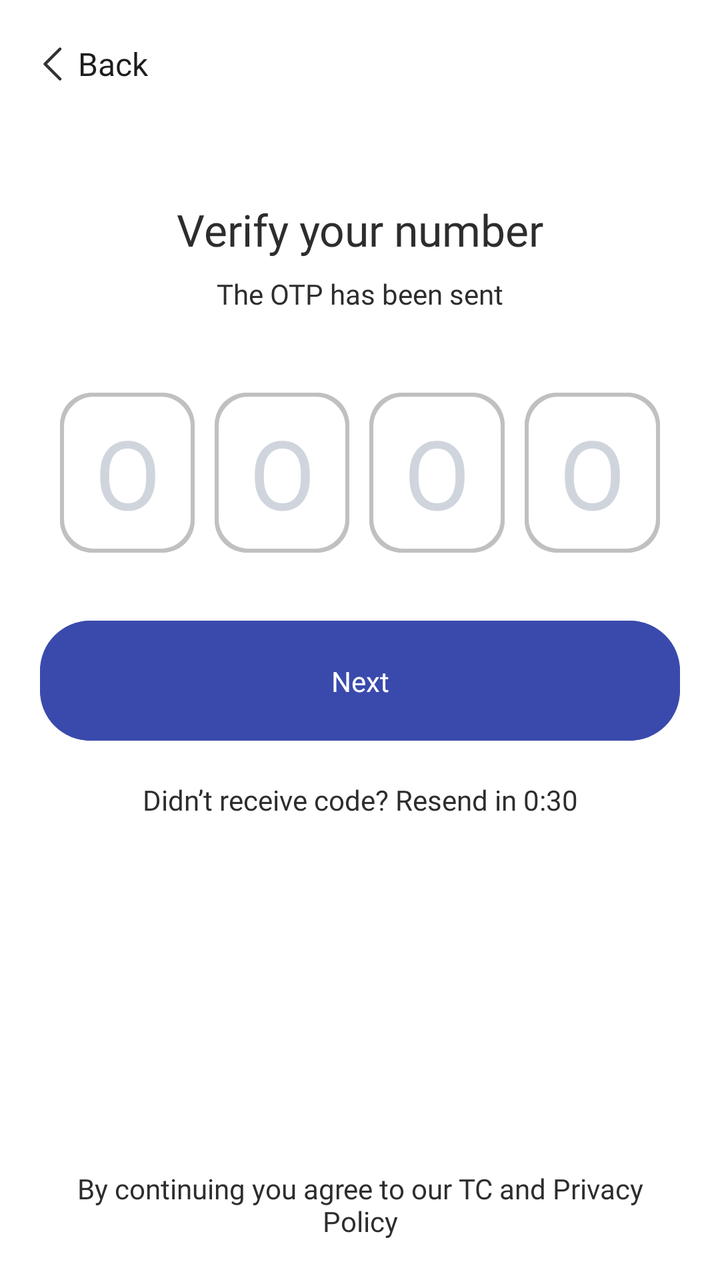
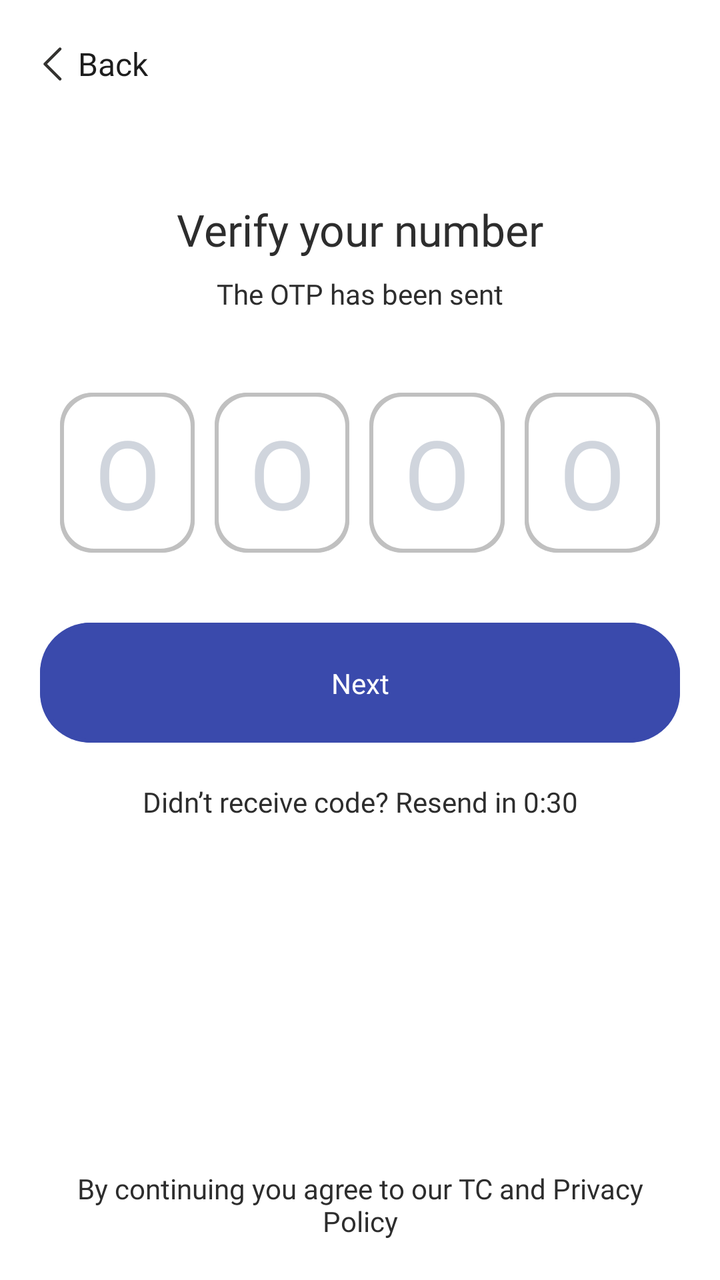

Screens rendered from an Android XML layout before and after an edit, with the pre-edit source and the edit as a unified diff.
<!-- AndroidManifest.xml: application theme AppTheme -->
<!-- res/layout/fragment_o_t_p.xml -->
<?xml version="1.0" encoding="utf-8"?>
<androidx.constraintlayout.widget.ConstraintLayout xmlns:android="http://schemas.android.com/apk/res/android"
    xmlns:app="http://schemas.android.com/apk/res-auto"
    xmlns:tools="http://schemas.android.com/tools"
    android:layout_width="match_parent"
    android:layout_height="match_parent"
    android:background="@color/white">

    <LinearLayout
        android:id="@+id/llBack"
        android:layout_width="wrap_content"
        android:layout_height="wrap_content"
        android:layout_marginStart="15dp"
        android:layout_marginTop="10dp"
        android:orientation="horizontal"
        android:visibility="visible"
        app:layout_constraintStart_toStartOf="parent"
        app:layout_constraintTop_toTopOf="parent">

        <ImageView
            android:id="@+id/imageView"
            android:layout_width="wrap_content"
            android:layout_height="wrap_content"
            android:layout_weight="1"
            android:paddingTop="10dp"
            android:paddingBottom="10dp"
            android:src="@drawable/back_button" />

        <TextView
            android:id="@+id/textView2"
            android:layout_width="match_parent"
            android:layout_height="wrap_content"
            android:layout_gravity="center"
            android:fontFamily="@font/manrope_regular"
            android:text="Back"
            android:textSize="16sp"
            android:textColor="@color/black"
            tools:layout_editor_absoluteX="38dp"
            tools:layout_editor_absoluteY="21dp" />
    </LinearLayout>

    <ImageView
        android:id="@+id/imageView3"
        android:layout_width="wrap_content"
        android:layout_height="wrap_content"
        android:layout_marginTop="50dp"
        app:layout_constraintEnd_toEndOf="parent"
        app:layout_constraintStart_toStartOf="parent"
        app:layout_constraintTop_toTopOf="parent"
        app:srcCompat="@drawable/logo" />

    <ImageView
        android:id="@+id/imgPicture"
        android:layout_width="wrap_content"
        android:layout_height="wrap_content"
        android:layout_marginTop="10dp"
        app:layout_constraintEnd_toEndOf="parent"
        app:layout_constraintStart_toStartOf="parent"
        app:layout_constraintTop_toBottomOf="@+id/imageView3"
        app:srcCompat="@drawable/muzien_text_black" />

    <TextView
        android:id="@+id/txtLabel"
        android:layout_width="wrap_content"
        android:layout_height="wrap_content"
        android:layout_marginTop="40dp"
        android:background="@android:color/transparent"
        android:fontFamily="@font/manrope_bold"
        android:text="Verify your number"
        android:textColor="@color/colorTextLabelDefault"
        android:textSize="22sp"
        app:layout_constraintEnd_toEndOf="parent"
        app:layout_constraintStart_toStartOf="parent"
        app:layout_constraintTop_toBottomOf="@+id/imgPicture" />

    <TextView
        android:id="@+id/txtText"
        android:layout_width="0dp"
        android:layout_height="wrap_content"
        android:layout_marginStart="30dp"
        android:layout_marginTop="8dp"
        android:layout_marginEnd="30dp"
        android:fontFamily="@font/manrope_regular"
        android:gravity="center"
        android:text="The OTP has been sent"
        android:textColor="@color/colorTextLabelDefault"
        android:textSize="14sp"
        app:layout_constraintEnd_toEndOf="parent"
        app:layout_constraintStart_toStartOf="parent"
        app:layout_constraintTop_toBottomOf="@+id/txtLabel" />


    <LinearLayout
        android:id="@+id/llFullName"
        android:layout_width="match_parent"
        android:layout_height="wrap_content"
        android:layout_marginStart="20dp"
        android:layout_marginTop="30dp"
        android:layout_marginEnd="20dp"
        android:clickable="true"
        android:focusable="true"
        android:minHeight="60dp"
        android:orientation="horizontal"
        android:paddingHorizontal="10dp"
        android:paddingVertical="10dp"
        android:visibility="visible"
        app:layout_constraintEnd_toEndOf="parent"
        app:layout_constraintStart_toStartOf="parent"
        app:layout_constraintTop_toBottomOf="@+id/txtText">
        <EditText

            android:id="@+id/edtInput1"
            android:layout_width="0dp"
            android:layout_height="80dp"
            android:layout_weight="2.4"
            android:background="@drawable/rounded_white_grey"
            android:fontFamily="@font/manrope_regular"
            android:gravity="center"
            android:hint="O"
            android:inputType="number"
            android:maxLength="1"
            android:textColor="@color/colorTextDefault"
            android:textColorHint="#D0D5DD"
            android:textFontWeight="500"
            android:textSize="48dp" />

        <EditText

            android:id="@+id/edtInput2"
            android:layout_width="0dp"
            android:layout_height="80dp"
            android:layout_marginLeft="10dp"
            android:layout_weight="2.4"
            android:background="@drawable/rounded_white_grey"
            android:fontFamily="@font/manrope_regular"
            android:gravity="center"
            android:hint="O"
            android:inputType="number"

            android:maxLength="1"
            android:textColor="@color/colorTextDefault"
            android:textColorHint="#D0D5DD"
            android:textFontWeight="500"
            android:textSize="48dp" />

        <EditText

            android:id="@+id/edtInput3"
            android:layout_width="0dp"
            android:layout_height="80dp"
            android:layout_marginLeft="10dp"
            android:layout_weight="2.4"
            android:background="@drawable/rounded_white_grey"
            android:fontFamily="@font/manrope_regular"
            android:gravity="center"
            android:hint="O"
            android:inputType="number"
            android:maxLength="1"
            android:textColor="@color/colorTextDefault"
            android:textColorHint="#D0D5DD"
            android:textFontWeight="500"
            android:textSize="48dp" />

        <EditText

            android:id="@+id/edtInput4"
            android:layout_width="0dp"
            android:layout_height="80dp"
            android:layout_marginLeft="10dp"
            android:layout_weight="2.4"
            android:background="@drawable/rounded_white_grey"
            android:fontFamily="@font/manrope_regular"
            android:gravity="center"
            android:hint="O"
            android:inputType="number"
            android:maxLength="1"
            android:textColor="@color/colorTextDefault"
            android:textColorHint="#D0D5DD"
            android:textFontWeight="500"
            android:textSize="48dp" />
    </LinearLayout>

    <androidx.constraintlayout.widget.ConstraintLayout
        android:id="@+id/llNext"
        android:layout_width="match_parent"
        android:layout_height="wrap_content"
        android:layout_marginStart="20dp"
        android:layout_marginTop="24dp"
        android:layout_marginEnd="20dp"
        android:background="@drawable/rounded_blue_button"
        android:clickable="true"
        android:focusable="true"
        android:minHeight="60dp"
        android:orientation="horizontal"
        android:paddingHorizontal="10dp"
        android:paddingVertical="10dp"
        android:visibility="visible"
        app:layout_constraintEnd_toEndOf="parent"
        app:layout_constraintHorizontal_bias="0.0"
        app:layout_constraintStart_toStartOf="parent"
        app:layout_constraintTop_toBottomOf="@+id/llFullName">

        <TextView
            android:layout_width="match_parent"
            android:layout_height="match_parent"
            android:fontFamily="@font/manrope_bold"
            android:gravity="center"
            android:text="Next"
            android:textColor="@color/white"
            android:textSize="14sp"
            app:layout_constraintBottom_toBottomOf="parent"
            app:layout_constraintEnd_toEndOf="parent"
            app:layout_constraintHorizontal_bias="0.0"
            app:layout_constraintStart_toStartOf="parent"
            app:layout_constraintTop_toTopOf="parent" />
    </androidx.constraintlayout.widget.ConstraintLayout>

    <TextView
        android:id="@+id/txtType"
        android:layout_width="0dp"
        android:layout_height="wrap_content"
        android:layout_marginStart="30dp"
        android:layout_marginTop="20dp"
        android:layout_marginEnd="30dp"
        android:fontFamily="@font/manrope_regular"
        android:gravity="center"
        android:text="Didn’t receive code? Resend in 0:30"
        android:textColor="@color/colorTextLabelDefault"
        android:textSize="14sp"
        app:layout_constraintEnd_toEndOf="parent"
        app:layout_constraintStart_toStartOf="parent"
        app:layout_constraintTop_toBottomOf="@+id/llNext" />


    <TextView
        android:id="@+id/txtPrivacy"
        android:layout_width="0dp"
        android:layout_height="wrap_content"
        android:layout_marginStart="30dp"
        android:layout_marginEnd="30dp"
        android:layout_marginBottom="20dp"
        android:fontFamily="@font/manrope_regular"
        android:gravity="center"
        android:text="By continuing you agree to our TC and Privacy Policy"
        android:textColor="@color/colorTextLabelDefault"
        android:textSize="14sp"
        app:layout_constraintBottom_toBottomOf="parent"
        app:layout_constraintEnd_toEndOf="parent"
        app:layout_constraintStart_toStartOf="parent" />

</androidx.constraintlayout.widget.ConstraintLayout>
<!-- resources referenced by this layout -->
<resources>
  <color name="black">#1D1D1D</color>
  <color name="colorTextDefault">#131313</color>
  <color name="colorTextLabelDefault">#2D2D2D</color>
  <color name="white">#FFFFFF</color>
  <!-- drawable back_button (drawable) -->
  <vector xmlns:android="http://schemas.android.com/apk/res/android"
      android:width="24dp"
      android:height="24dp"
      android:viewportWidth="24"
      android:viewportHeight="24">
    <path
        android:pathData="M15.531,18.969C15.6,19.039 15.656,19.122 15.693,19.213C15.731,19.304 15.75,19.401 15.75,19.5C15.75,19.598 15.731,19.696 15.693,19.787C15.656,19.878 15.6,19.961 15.531,20.031C15.461,20.1 15.378,20.156 15.287,20.193C15.196,20.231 15.099,20.25 15,20.25C14.901,20.25 14.804,20.231 14.713,20.193C14.622,20.156 14.539,20.1 14.469,20.031L6.969,12.531C6.9,12.461 6.844,12.378 6.807,12.287C6.769,12.196 6.749,12.099 6.749,12C6.749,11.901 6.769,11.804 6.807,11.713C6.844,11.622 6.9,11.539 6.969,11.469L14.469,3.969C14.61,3.829 14.801,3.75 15,3.75C15.199,3.75 15.39,3.829 15.531,3.969C15.671,4.11 15.75,4.301 15.75,4.5C15.75,4.699 15.671,4.89 15.531,5.031L8.56,12L15.531,18.969Z"
        android:fillColor="#343330"/>
  </vector>
  <!-- drawable rounded_blue_button (drawable) -->
  <layer-list xmlns:android="http://schemas.android.com/apk/res/android">
      
      <item>
          <shape android:shape="rectangle">
              <solid android:color="@color/colorPrimary" />
              <corners android:radius="25dp" /> 
          </shape>
      </item>
  
      
      <item>
          <shape android:shape="rectangle">
              <solid android:color="@color/colorPrimary" />
              <stroke
                  android:width="2dp"
                  android:color="@color/colorPrimary" /> 
              <corners android:radius="25dp" /> 
          </shape>
      </item>
  </layer-list>
  <!-- drawable rounded_white_grey (drawable) -->
  <layer-list xmlns:android="http://schemas.android.com/apk/res/android">
      
      <item>
          <shape android:shape="rectangle">
              <solid android:color="@color/grey_border" />
              <corners android:radius="16dp" /> 
          </shape>
      </item>
  
      
      <item>
          <shape android:shape="rectangle">
              <solid android:color="@color/white" />
              <stroke
                  android:width="2dp"
                  android:color="@color/grey_border" /> 
              <corners android:radius="16dp" /> 
          </shape>
      </item>
  </layer-list>
  <style name="AppTheme" parent="Theme.AppCompat.Light.NoActionBar">
          
          <item name="colorPrimary">@color/colorPrimary</item>
          <item name="colorPrimaryDark">@color/colorPrimaryDark</item>
          <item name="colorAccent">@color/colorAccent</item>
          
          <item name="android:windowIsTranslucent">true</item>
      </style>
  <color name="colorPrimary">#3A4AAC</color>
  <color name="grey_border">#C0C0C0</color>
  <color name="colorPrimaryDark">#3A4AAC</color>
  <color name="colorAccent">#1E4594</color>
  <!-- unchanged entries left out for length: 2 -->
</resources>

<!-- the commit's change to res/layout/fragment_o_t_p.xml (unified diff, before → after) -->
@@ -91,7 +91,7 @@
 
 
     <LinearLayout
-        android:id="@+id/llFullName"
+        android:id="@+id/llOTP"
         android:layout_width="match_parent"
         android:layout_height="wrap_content"
         android:layout_marginStart="20dp"
@@ -179,13 +179,25 @@
             android:textFontWeight="500"
             android:textSize="48dp" />
     </LinearLayout>
-
+    <TextView
+        android:id="@+id/txtError"
+        android:layout_width="wrap_content"
+        android:layout_height="wrap_content"
+        android:layout_marginStart="20dp"
+        android:background="@color/white"
+        android:fontFamily="@font/manrope_regular"
+        android:text="OTP is invalid"
+        android:textColor="@color/red_text"
+        android:textSize="13sp"
+        android:visibility="gone"
+        app:layout_constraintStart_toStartOf="@+id/llOTP"
+        app:layout_constraintTop_toBottomOf="@+id/llOTP" />
     <androidx.constraintlayout.widget.ConstraintLayout
         android:id="@+id/llNext"
         android:layout_width="match_parent"
         android:layout_height="wrap_content"
         android:layout_marginStart="20dp"
-        android:layout_marginTop="24dp"
+        android:layout_marginTop="25dp"
         android:layout_marginEnd="20dp"
         android:background="@drawable/rounded_blue_button"
         android:clickable="true"
@@ -198,7 +210,7 @@
         app:layout_constraintEnd_toEndOf="parent"
         app:layout_constraintHorizontal_bias="0.0"
         app:layout_constraintStart_toStartOf="parent"
-        app:layout_constraintTop_toBottomOf="@+id/llFullName">
+        app:layout_constraintTop_toBottomOf="@+id/llOTP">
 
         <TextView
             android:layout_width="match_parent"
<!-- resource entries referenced after the edit -->
@@ -3,6 +3,7 @@
   <color name="black">#1D1D1D</color>
   <color name="colorTextDefault">#131313</color>
   <color name="colorTextLabelDefault">#2D2D2D</color>
+  <color name="red_text">#D00C0C</color>
   <color name="white">#FFFFFF</color>
   <!-- drawable back_button (drawable) -->
   <vector xmlns:android="http://schemas.android.com/apk/res/android"
